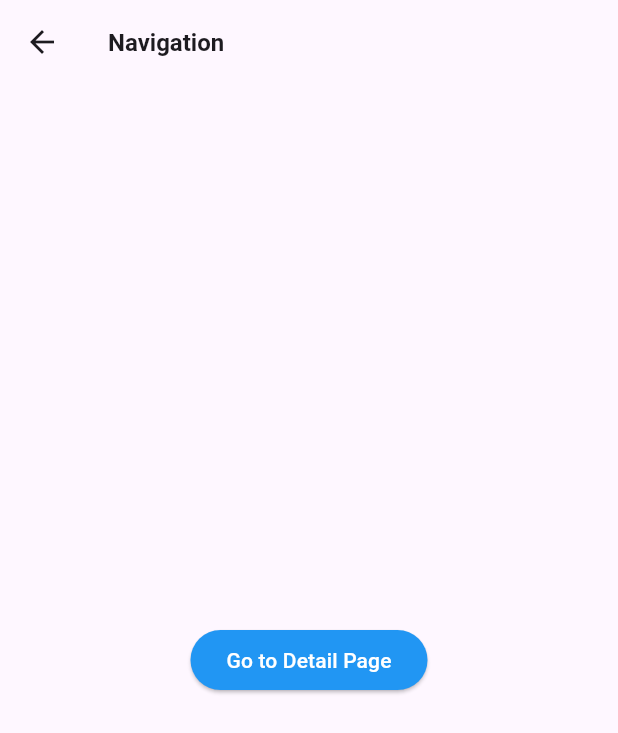
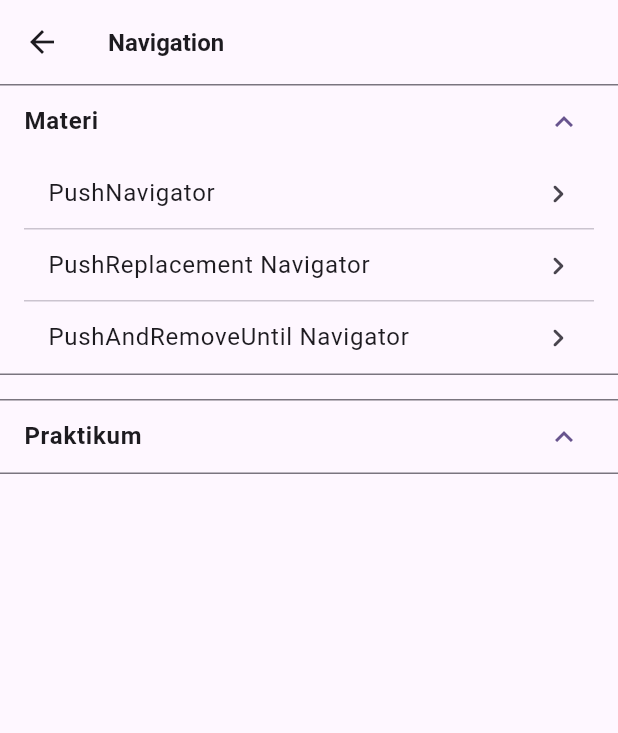
Before and after one commit to danypratamadev/quick_note, a Flutter app: the Bab5Page screen opened by its route, on a phone screen of 412 x 824 dp. Shown: the top 733 px of the screen. Run offline on Flutter 3.47's test engine with Material 3 defaults, Android fonts, the phone set to English and light mode, and no system bars; our stand-ins replace fluttertoast.

Commit message:
Fix: Materi Bab IV & V

```diff
--- a/lib/core/routes/app_routes.dart
+++ b/lib/core/routes/app_routes.dart
@@ -34,10 +34,13 @@ import 'package:quick_note/views/bab4/materi/gridview_builder_page.dart';
 import 'package:quick_note/views/bab4/materi/gridview_count_page.dart';
 import 'package:quick_note/views/bab4/materi/gridview_custom_page.dart';
 import 'package:quick_note/views/bab4/materi/gridview_extent_page.dart';
-import 'package:quick_note/views/bab4/praktik/bab4_horizontal_listview_page.dart';
-import 'package:quick_note/views/bab4/praktik/bab4_vertical_listview_page.dart';
+import 'package:quick_note/views/bab4/praktik/bab4_horizontal_gridview_page.dart';
+import 'package:quick_note/views/bab4/praktik/bab4_vertical_gridview_page.dart';
 import 'package:quick_note/views/bab5/bab5_detail_page.dart';
 import 'package:quick_note/views/bab5/bab5_page.dart';
+import 'package:quick_note/views/bab5/materi/push_navigation_page.dart';
+import 'package:quick_note/views/bab5/materi/pushremoveuntil_navigation_page.dart';
+import 'package:quick_note/views/bab5/materi/pushreplace_navigation_page.dart';
 import 'package:quick_note/views/bab6/bab6_page.dart';
 import 'package:quick_note/views/home_page.dart';
 
@@ -87,6 +90,9 @@ class AppRoutes {
   static const String bab4HorizontalRoute = '/bab3/horizontal-grid-praktik';
 
   static const String bab5Route = '/bab5';
+  static const String pushNavRoute = '/bab5/push-nav';
+  static const String pushReplaceNavRoute = '/pushreplace-nav';
+  static const String pushRemoveUntilNavRoute = '/pushremoveuntil-nav';
   static const String bab5DetailRoute = '/bab5/detail';
 
   static const String bab6Route = '/bab6';
@@ -132,10 +138,13 @@ class AppRoutes {
     gridViewExtentRoute: (context) => const GridviewExtentPage(),
     gridViewBuilderRoute: (context) => const GridviewBuilderPage(),
     gridViewCustomRoute: (context) => const GridviewCustomPage(),
-    bab4VerticalRoute: (context) => const Bab4VerticalListviewPage(),
-    bab4HorizontalRoute: (context) => const Bab4HorizontalListviewPage(),
+    bab4VerticalRoute: (context) => const Bab4VerticalGridviewPage(),
+    bab4HorizontalRoute: (context) => const Bab4HorizontalGridviewPage(),
 
     bab5Route: (context) => const Bab5Page(),
+    pushNavRoute: (context) => const PushNavigationPage(),
+    pushReplaceNavRoute: (context) => const PushreplaceNavigationPage(),
+    pushRemoveUntilNavRoute: (context) => const PushremoveuntilNavigationPage(),
     bab5DetailRoute: (context) => const Bab5DetailPage(),
 
     bab6Route: (context) => const Bab6Page(),
--- a/lib/views/bab3/prakrik/bab3_horizontal_listview_page.dart
+++ b/lib/views/bab3/prakrik/bab3_horizontal_listview_page.dart
@@ -95,7 +95,7 @@ class _Bab3HorizontalListviewPageState extends State<Bab3HorizontalListviewPage>
                     Text(
                       '1. List Button',
                       style: TextStyle(
-                        fontSize: 22.0,
+                        fontSize: 18.0,
                         fontWeight: FontWeight.w600
                       ),
                     ),
@@ -150,7 +150,7 @@ class _Bab3HorizontalListviewPageState extends State<Bab3HorizontalListviewPage>
                     Text(
                       '2. List Image',
                       style: TextStyle(
-                        fontSize: 22.0,
+                        fontSize: 18.0,
                         fontWeight: FontWeight.w600
                       ),
                     ),
@@ -200,7 +200,7 @@ class _Bab3HorizontalListviewPageState extends State<Bab3HorizontalListviewPage>
                     Text(
                       '3. List Avatar User',
                       style: TextStyle(
-                        fontSize: 22.0,
+                        fontSize: 18.0,
                         fontWeight: FontWeight.w600
                       ),
                     ),
--- a/lib/views/bab3/prakrik/bab3_vertical_listview_page.dart
+++ b/lib/views/bab3/prakrik/bab3_vertical_listview_page.dart
@@ -75,7 +75,7 @@ class _Bab3VerticalListviewPageState extends State<Bab3VerticalListviewPage> {
               const Text(
                 'List User',
                 style: TextStyle(
-                  fontSize: 22.0,
+                  fontSize: 18.0,
                   fontWeight: FontWeight.w600
                 ),
               ),
--- a/lib/views/bab5/bab5_page.dart
+++ b/lib/views/bab5/bab5_page.dart
@@ -1,5 +1,6 @@
 import 'package:flutter/material.dart';
-import 'package:quick_note/views/bab5/bab5_detail_page.dart';
+import 'package:quick_note/core/routes/app_routes.dart';
+import 'package:quick_note/model/menu_model.dart';
 
 class Bab5Page extends StatefulWidget {
   const Bab5Page({super.key});
@@ -9,6 +10,26 @@ class Bab5Page extends StatefulWidget {
 }
 
 class _Bab5PageState extends State<Bab5Page> {
+
+  List<MenuModel> listMenu = <MenuModel>[
+    MenuModel(
+      title: 'PushNavigator',
+      route: AppRoutes.pushNavRoute
+    ),
+    MenuModel(
+      title: 'PushReplacement Navigator',
+      route: AppRoutes.pushReplaceNavRoute
+    ),
+    MenuModel(
+      title: 'PushAndRemoveUntil Navigator',
+      route: AppRoutes.pushRemoveUntilNavRoute
+    ),
+  ];
+
+  List<MenuModel> listPraktikMenu = <MenuModel>[
+
+  ];
+
   @override
   Widget build(BuildContext context) {
     return Scaffold(
@@ -22,107 +43,92 @@ class _Bab5PageState extends State<Bab5Page> {
         ),
       ),
       body: SafeArea(
-        child: Center(
-          child: ElevatedButton(
-            onPressed: () => Navigator.push(context, MaterialPageRoute(builder: (context) => const Bab5DetailPage(),)),
-            style: ElevatedButton.styleFrom(
-              backgroundColor: Colors.blue,
-              foregroundColor: Colors.white
-            ),
-            child: const Text(
-              'Go to Detail Page'
-            )
+        child: SingleChildScrollView(
+          physics: const BouncingScrollPhysics(),
+          child: Column(
+            children: [
+              ExpansionTile(
+                dense: true,
+                initiallyExpanded: true,
+                title: const Text(
+                  'Materi',
+                  style: TextStyle(
+                    fontSize: 16.0,
+                    fontWeight: FontWeight.w600
+                  ),
+                ),
+                childrenPadding: const EdgeInsets.symmetric(
+                  horizontal: 16.0
+                ),
+                children: [
+                  ListView.separated(
+                    itemCount: listMenu.length,
+                    shrinkWrap: true,
+                    padding: EdgeInsets.zero,
+                    physics: const BouncingScrollPhysics(),
+                    itemBuilder: (context, index) => ListTile(
+                      onTap: () => Navigator.of(context).pushNamed(listMenu[index].route!),
+                      dense: true,
+                      title: Text(
+                        listMenu[index].title,
+                        style: const TextStyle(
+                          fontSize: 16.0
+                        ),
+                      ),
+                      trailing: Transform.translate(
+                        offset: const Offset(12.0, 0.0),
+                        child: const Icon(
+                          Icons.chevron_right_rounded
+                        ),
+                      ),
+                    ),
+                    separatorBuilder: (context, index) => const Divider(height: 0.0,),
+                  )
+                ],
+              ),
+              const SizedBox(height: 16.0,),
+              ExpansionTile(
+                dense: true,
+                initiallyExpanded: true,
+                title: const Text(
+                  'Praktikum',
+                  style: TextStyle(
+                    fontSize: 16.0,
+                    fontWeight: FontWeight.w600
+                  ),
+                ),
+                childrenPadding: const EdgeInsets.symmetric(
+                  horizontal: 16.0
+                ),
+                children: [
+                  ListView.separated(
+                    itemCount: listPraktikMenu.length,
+                    shrinkWrap: true,
+                    padding: EdgeInsets.zero,
+                    physics: const BouncingScrollPhysics(),
+                    itemBuilder: (context, index) => ListTile(
+                      onTap: () => Navigator.of(context).pushNamed(listPraktikMenu[index].route!),
+                      dense: true,
+                      title: Text(
+                        listPraktikMenu[index].title,
+                        style: const TextStyle(
+                          fontSize: 16.0
+                        ),
+                      ),
+                      trailing: Transform.translate(
+                        offset: const Offset(12.0, 0.0),
+                        child: const Icon(
+                          Icons.chevron_right_rounded
+                        ),
+                      ),
+                    ),
+                    separatorBuilder: (context, index) => const Divider(height: 0.0,),
+                  )
+                ],
+              ),
+            ],
           ),
         )
-        // Padding(
-        //   padding: const EdgeInsets.all(16.0),
-        //   child: Column(
-        //     crossAxisAlignment: CrossAxisAlignment.start,
-        //     children: [
-        //       const Text(
-        //         '1. Navigator.push',
-        //         style: TextStyle(
-        //           fontSize: 22.0,
-        //           fontWeight: FontWeight.w600
-        //         ),
-        //       ),
-        //       const SizedBox(height: 3.0,),
-        //       const Text(
-        //         'Berpindah dari halaman ini ke halaman detail tanpa menghapus halaman ini dari tumpukan navigasi.',
-        //         style: TextStyle(
-        //           fontSize: 14.0,
-        //         ),
-        //       ),
-        //       const SizedBox(height: 16.0,),
-        //       ElevatedButton(
-        //         onPressed: () => Navigator.push(context, MaterialPageRoute(builder: (context) => const Bab5DetailPage(),)),
-        //         style: ElevatedButton.styleFrom(
-        //           backgroundColor: Colors.blue,
-        //           foregroundColor: Colors.white
-        //         ),
-        //         child: const Text(
-        //           'Go to Detail Page'
-        //         )
-        //       ),
-        //       const SizedBox(height: 24.0,),
-        //       const Divider(height: 0.0,),
-        //       const SizedBox(height: 24.0,),
-        //       const Text(
-        //         '2. Navigator.pushReplacement',
-        //         style: TextStyle(
-        //           fontSize: 22.0,
-        //           fontWeight: FontWeight.w600
-        //         ),
-        //       ),
-        //       const SizedBox(height: 3.0,),
-        //       const Text(
-        //         'Berpindah dari halaman ini ke halaman detail dan menghapus halaman ini dari tumpukan navigasi.',
-        //         style: TextStyle(
-        //           fontSize: 14.0,
-        //         ),
-        //       ),
-        //       const SizedBox(height: 16.0,),
-        //       ElevatedButton(
-        //         onPressed: () => Navigator.pushReplacement(context, MaterialPageRoute(builder: (context) => const Bab5DetailPage(),)),
-        //         style: ElevatedButton.styleFrom(
-        //           backgroundColor: Colors.indigo,
-        //           foregroundColor: Colors.white
-        //         ),
-        //         child: const Text(
-        //           'Go to Detail Page'
-        //         )
-        //       ),
-        //       const SizedBox(height: 24.0,),
-        //       const Divider(height: 0.0,),
-        //       const SizedBox(height: 24.0,),
-        //       const Text(
-        //         '3. Navigator.pushAndRemoveUntil',
-        //         style: TextStyle(
-        //           fontSize: 22.0,
-        //           fontWeight: FontWeight.w600
-        //         ),
-        //       ),
-        //       const SizedBox(height: 3.0,),
-        //       const Text(
-        //         'Berpindah dari halaman ini ke halaman detail dan menghapus semua halaman sebelumnya dari tumpukan navigasi.',
-        //         style: TextStyle(
-        //           fontSize: 14.0,
-        //         ),
-        //       ),
-        //       const SizedBox(height: 16.0,),
-        //       ElevatedButton(
-        //         onPressed: () => Navigator.pushAndRemoveUntil(context, MaterialPageRoute(builder: (context) => const Bab5DetailPage(),), (route) => false,),
-        //         style: ElevatedButton.styleFrom(
-        //           backgroundColor: Colors.red,
-        //           foregroundColor: Colors.white
-        //         ),
-        //         child: const Text(
-        //           'Go to Detail Page'
-        //         )
-        //       ),
-        //     ],
-        //   ),
-        // ),
       ),
     );
   }
```
Also changed, not shown: lib/views/bab4/praktik/bab4_horizontal_gridview_page.dart (renamed from lib/views/bab4/praktik/bab4_horizontal_listview_page.dart, +5 -5 lines), lib/views/bab4/praktik/bab4_vertical_gridview_page.dart (renamed from lib/views/bab4/praktik/bab4_vertical_listview_page.dart, +5 -5 lines), lib/views/bab5/materi/push_navigation_page.dart (+26 -1 lines), lib/views/bab5/materi/pushremoveuntil_navigation_page.dart (+26 -1 lines), lib/views/bab5/materi/pushreplace_navigation_page.dart (+26 -1 lines).
